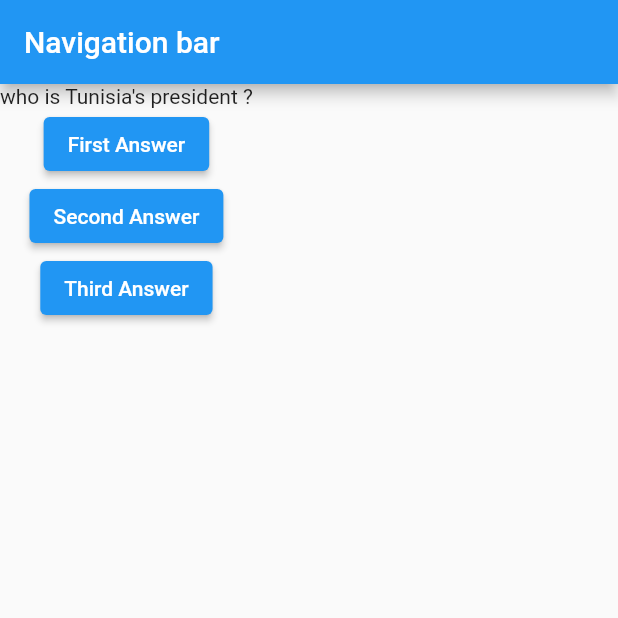
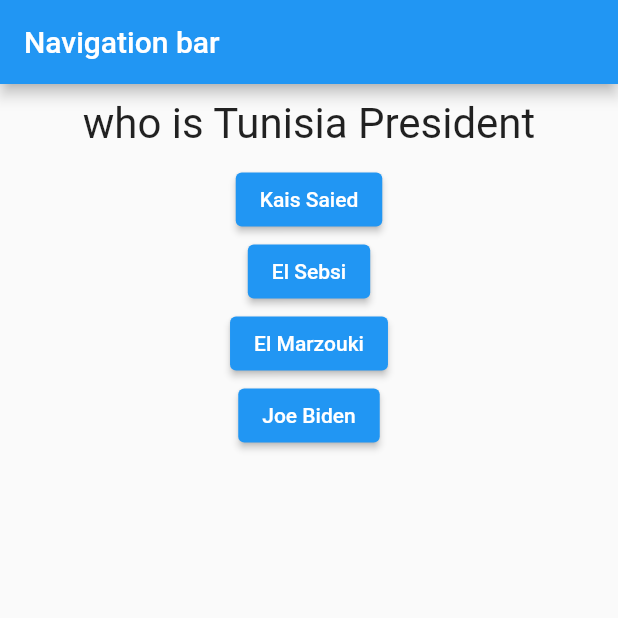
Before and after one commit to waelsta/quiz-app, a Flutter app: the screen it shows after launch, on a phone screen of 412 x 824 dp, the top half of it. Run offline on Flutter 3.47's test engine with Material 2 defaults, Android fonts, the phone set to English and light mode, and no system bars.

```diff
--- /dev/null
+++ b/lib/answer.dart
@@ -0,0 +1,19 @@
+import 'package:flutter/src/foundation/key.dart';
+import 'package:flutter/src/widgets/container.dart';
+import 'package:flutter/src/widgets/framework.dart';
+
+import 'package:flutter/material.dart';
+
+class Answer extends StatelessWidget {
+  final String answerText;
+  const Answer(this.answerText);
+
+  @override
+  Widget build(BuildContext context) {
+    return Container(
+        child: ElevatedButton(
+      child: Text(answerText),
+      onPressed: () => print(answerText),
+    ));
+  }
+}
--- a/lib/main.dart
+++ b/lib/main.dart
@@ -1,4 +1,5 @@
 import 'package:flutter/material.dart';
+import './questionList.dart';
 
 void main() {
   runApp(MyApp());
@@ -7,51 +8,20 @@ void main() {
 class MyApp extends StatefulWidget {
   @override
   State<StatefulWidget> createState() {
-    return MyAppState();
+    return _MyAppState();
   }
 }
 
-class MyAppState extends State<MyApp> {
-  var questions = [
-    'who is Tunisia\'s president ?',
-    'who is America\'s president ?',
-    'was Hitler a good person ?'
-  ];
-
-  var questionIdx = 0;
-  void onAnswerSelected() {
-    if (questionIdx < questions.length - 1) {
-      setState(() {
-        questionIdx++;
-      });
-    } else
-      setState(() => questionIdx = 0);
-  }
-
+class _MyAppState extends State<MyApp> {
   @override
   Widget build(BuildContext context) {
     return MaterialApp(
-        home: Scaffold(
-      appBar: AppBar(
-        title: Text('Navigation bar'),
+      home: Scaffold(
+        appBar: AppBar(
+          title: Text('Navigation bar'),
+        ),
+        body: QuestionList(),
       ),
-      body: Column(
-        children: [
-          Text(questions[questionIdx]),
-          ElevatedButton(
-            child: Text('First Answer'),
-            onPressed: onAnswerSelected,
-          ),
-          ElevatedButton(
-            onPressed: onAnswerSelected,
-            child: Text('Second Answer'),
-          ),
-          ElevatedButton(
-            onPressed: onAnswerSelected,
-            child: Text('Third Answer'),
-          )
-        ],
-      ),
-    ));
+    );
   }
 }
--- /dev/null
+++ b/lib/question.dart
@@ -0,0 +1,27 @@
+import 'package:flutter/material.dart';
+
+import './answer.dart';
+
+class Question extends StatelessWidget {
+  final String questionText;
+  final List<String> answers;
+  const Question(this.questionText, this.answers);
+
+  @override
+  Widget build(BuildContext context) {
+    return Column(
+      children: [
+        Container(
+          child: Text(
+            questionText,
+            textAlign: TextAlign.center,
+            style: TextStyle(fontSize: 28),
+          ),
+          margin: EdgeInsets.all(10),
+          width: double.infinity,
+        ),
+        ...answers.map((answer) => Answer(answer)),
+      ],
+    );
+  }
+}
--- /dev/null
+++ b/lib/questionList.dart
@@ -0,0 +1,55 @@
+import 'package:flutter/widgets.dart';
+
+import './answer.dart';
+import './question.dart';
+
+class QuestionList extends StatefulWidget {
+  const QuestionList();
+
+  @override
+  State<QuestionList> createState() => _QuestionListState();
+}
+
+class _QuestionListState extends State<QuestionList> {
+  int _questionIdx = 0;
+  var questions = [
+    {
+      'questionText': 'who is Tunisia President',
+      'answers': ['Kais Saied', 'El Sebsi', 'El Marzouki', 'Joe Biden']
+    },
+    {
+      'quesitonText': 'who is Wael Sta',
+      'answers': ['software developer', 'some random dude']
+    },
+    {
+      'questionText': 'what is javascript',
+      'answers': [
+        'a front end language',
+        'a scripting language',
+        'i dont know'
+      ],
+    }
+  ];
+
+  void onAnswerSelected() {
+    if (_questionIdx < questions.length - 1) {
+      setState(() {
+        _questionIdx++;
+      });
+    } else {
+      setState(() {
+        _questionIdx = 0;
+      });
+    }
+  }
+
+  @override
+  Widget build(BuildContext context) {
+    return Column(
+      children: [
+        Question(questions[_questionIdx]['questionText'],
+            questions[_questionIdx]['answers'])
+      ],
+    );
+  }
+}
```
